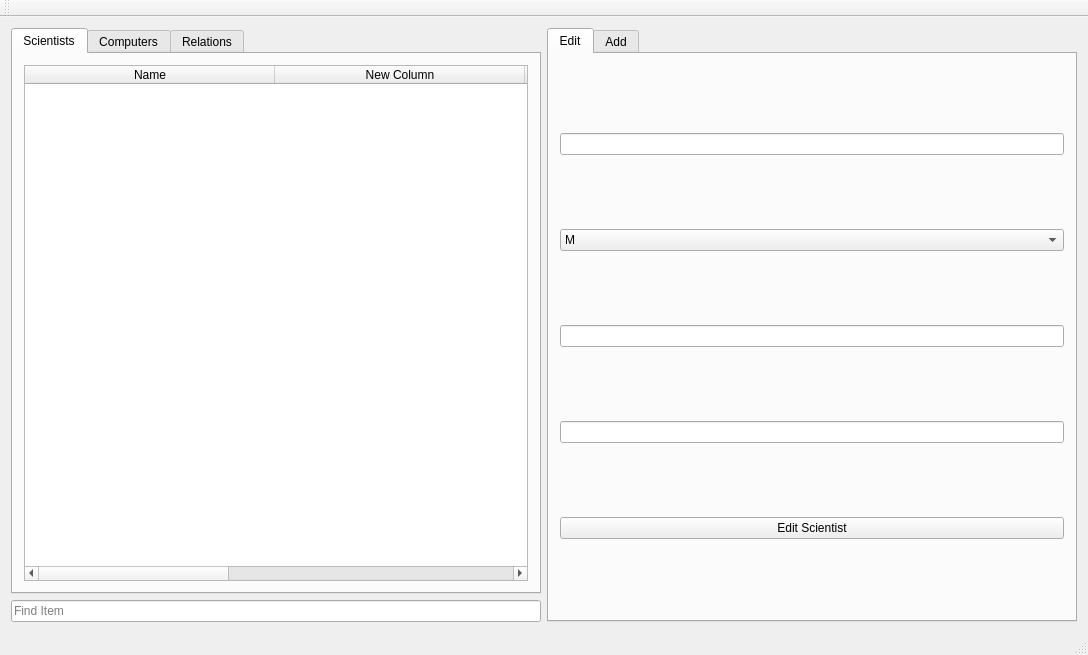
bennisverrir/Golfing-Union-of-Ireland, file mainwindow.ui: the form before one commit.
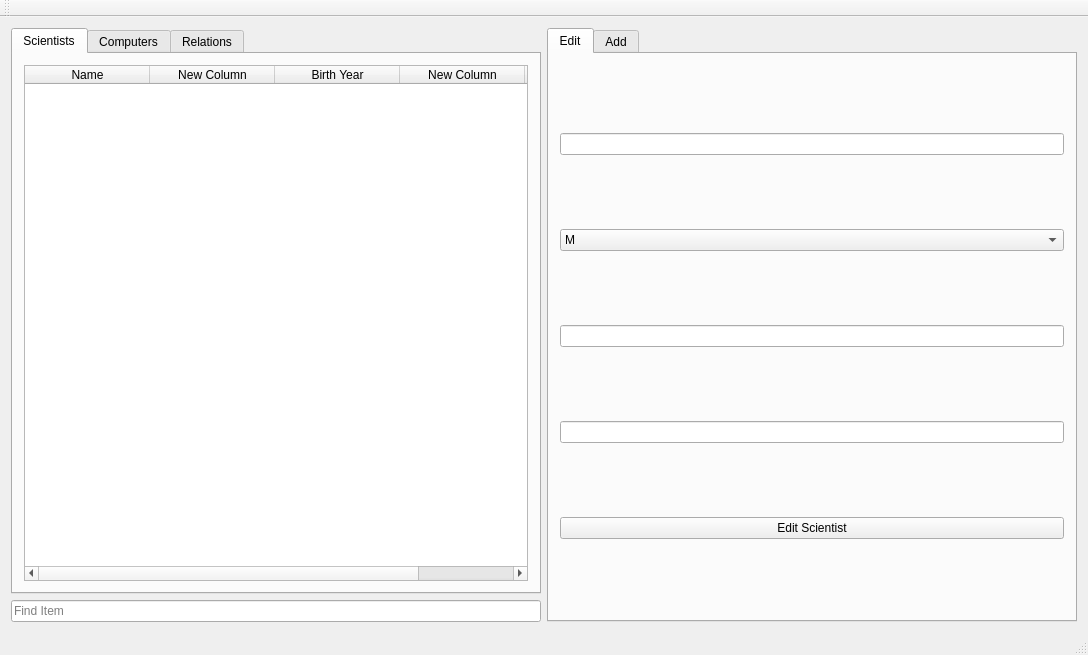
The form after the commit. The open tabs and pages were chosen to show the change.

Commit message: taka trigger

Patch:
```diff
--- a/mainwindow.ui
+++ b/mainwindow.ui
@@ -49,7 +49,7 @@
                  <bool>false</bool>
                 </attribute>
                 <attribute name="horizontalHeaderDefaultSectionSize">
-                 <number>250</number>
+                 <number>125</number>
                 </attribute>
                 <attribute name="horizontalHeaderStretchLastSection">
                  <bool>true</bool>
```
Left out of the diff: 15 changed lines with no effect on the pictures.
